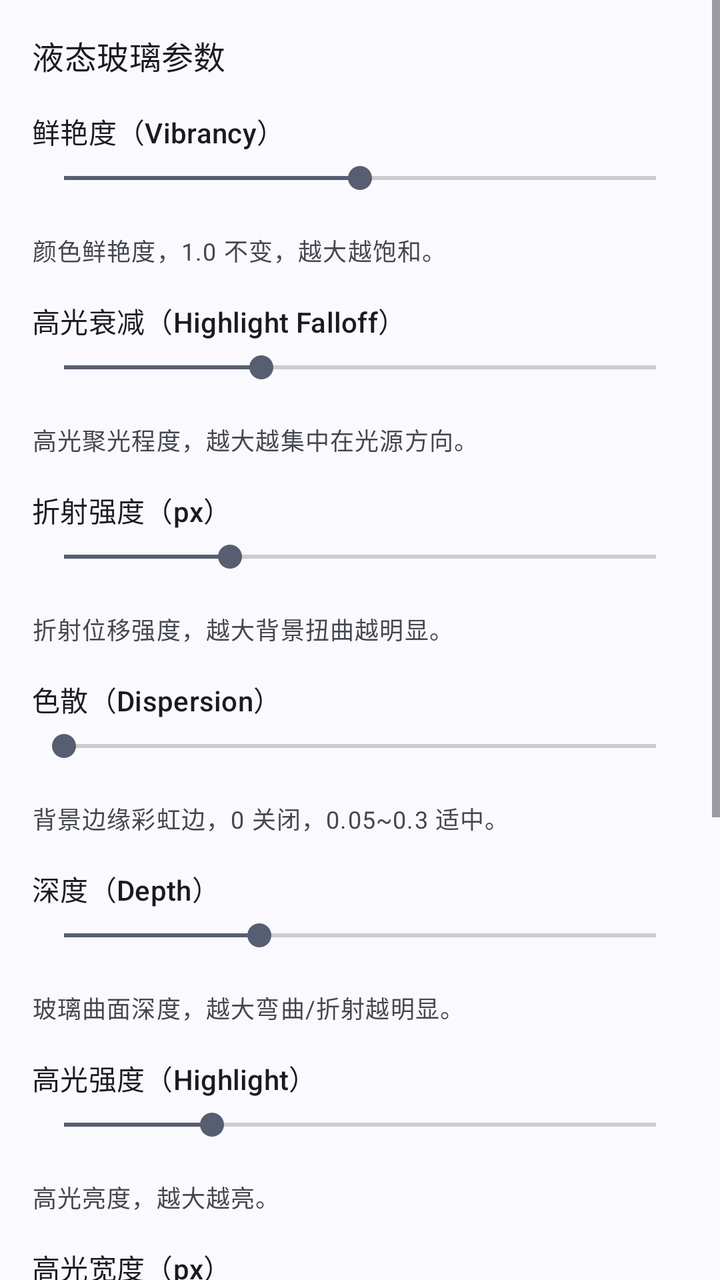
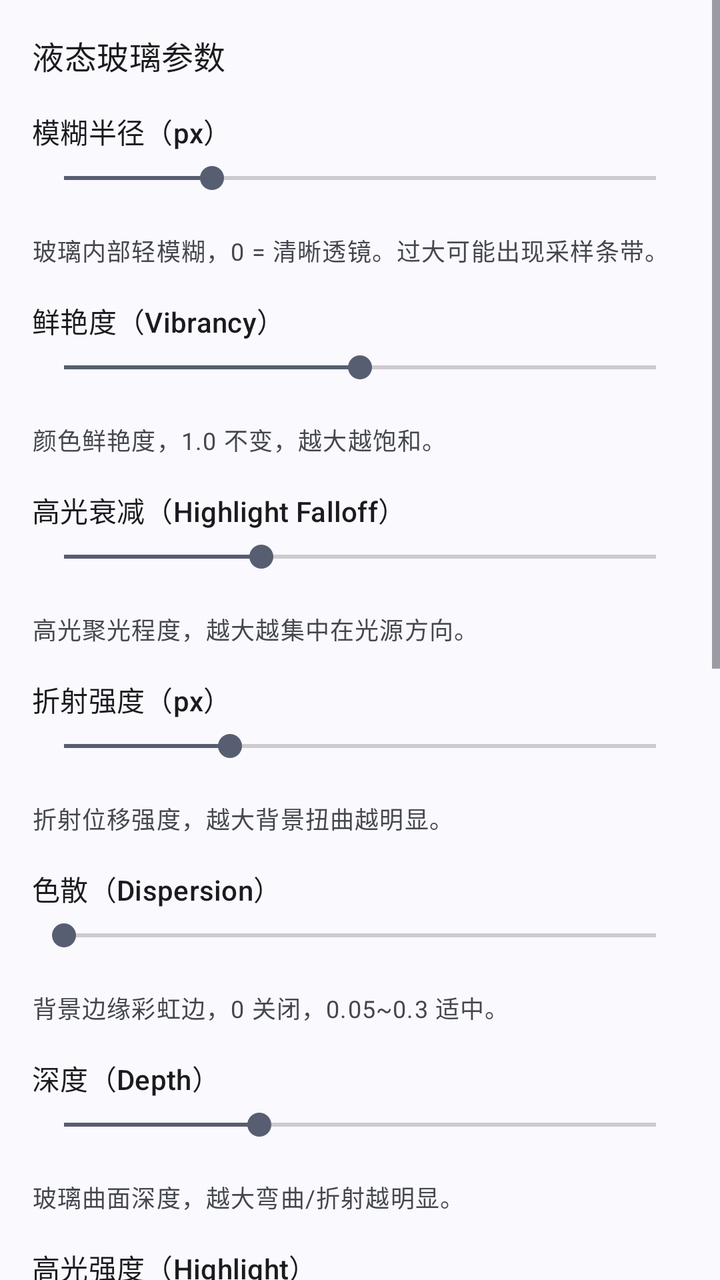

Screens rendered from an Android XML layout before and after an edit, with the pre-edit source and the edit as a unified diff.
<!-- AndroidManifest.xml: application theme Theme.LiquidGlass -->
<!-- res/layout/view_cat_material.xml -->
<?xml version="1.0" encoding="utf-8"?>
<ScrollView xmlns:android="http://schemas.android.com/apk/res/android"
    android:layout_width="match_parent"
    android:layout_height="match_parent"
    android:fillViewport="true">

    <LinearLayout
        android:layout_width="match_parent"
        android:layout_height="wrap_content"
        android:orientation="vertical"
        android:padding="16dp">

        <TextView
            android:layout_width="wrap_content"
            android:layout_height="wrap_content"
            android:text="@string/settings_section_material"
            android:textAppearance="?attr/textAppearanceTitleMedium" />

        <TextView
            android:id="@+id/vibrancyLabel"
            android:layout_width="wrap_content"
            android:layout_height="wrap_content"
            android:layout_marginTop="16dp"
            android:text="@string/settings_vibrancy"
            android:textAppearance="?attr/textAppearanceTitleSmall" />

        <SeekBar
            android:id="@+id/seekVibrancy"
            android:layout_width="match_parent"
            android:layout_height="wrap_content"
            android:layout_marginTop="4dp"
            android:max="100"
            android:progress="50" />

        <TextView
            android:id="@+id/vibrancyValue"
            android:layout_width="wrap_content"
            android:layout_height="wrap_content"
            android:textAppearance="?attr/textAppearanceBodySmall" />

        <TextView
            android:id="@+id/vibrancyDesc"
            android:layout_width="match_parent"
            android:layout_height="wrap_content"
            android:layout_marginTop="2dp"
            android:text="@string/settings_vibrancy_desc"
            android:textAppearance="?attr/textAppearanceBodySmall"
            android:textColor="?android:attr/textColorSecondary" />

        <TextView
            android:id="@+id/highlightFalloffLabel"
            android:layout_width="wrap_content"
            android:layout_height="wrap_content"
            android:layout_marginTop="16dp"
            android:text="@string/settings_highlight_falloff"
            android:textAppearance="?attr/textAppearanceTitleSmall" />

        <SeekBar
            android:id="@+id/seekHighlightFalloff"
            android:layout_width="match_parent"
            android:layout_height="wrap_content"
            android:layout_marginTop="4dp"
            android:max="3"
            android:progress="1" />

        <TextView
            android:id="@+id/highlightFalloffValue"
            android:layout_width="wrap_content"
            android:layout_height="wrap_content"
            android:textAppearance="?attr/textAppearanceBodySmall" />

        <TextView
            android:id="@+id/highlightFalloffDesc"
            android:layout_width="match_parent"
            android:layout_height="wrap_content"
            android:layout_marginTop="2dp"
            android:text="@string/settings_highlight_falloff_desc"
            android:textAppearance="?attr/textAppearanceBodySmall"
            android:textColor="?android:attr/textColorSecondary" />

        

        <TextView
            android:id="@+id/refractionAmountLabel"
            android:layout_width="wrap_content"
            android:layout_height="wrap_content"
            android:layout_marginTop="16dp"
            android:text="@string/settings_refraction_amount"
            android:textAppearance="?attr/textAppearanceTitleSmall" />

        <SeekBar
            android:id="@+id/seekRefractionAmount"
            android:layout_width="match_parent"
            android:layout_height="wrap_content"
            android:layout_marginTop="4dp"
            android:max="100"
            android:progress="28" />

        <TextView
            android:id="@+id/refractionAmountValue"
            android:layout_width="wrap_content"
            android:layout_height="wrap_content"
            android:textAppearance="?attr/textAppearanceBodySmall" />

        <TextView
            android:id="@+id/refractionAmountDesc"
            android:layout_width="match_parent"
            android:layout_height="wrap_content"
            android:layout_marginTop="2dp"
            android:text="@string/settings_refraction_amount_desc"
            android:textAppearance="?attr/textAppearanceBodySmall"
            android:textColor="?android:attr/textColorSecondary" />

        <TextView
            android:id="@+id/dispersionLabel"
            android:layout_width="wrap_content"
            android:layout_height="wrap_content"
            android:layout_marginTop="16dp"
            android:text="@string/settings_dispersion"
            android:textAppearance="?attr/textAppearanceTitleSmall" />

        <SeekBar
            android:id="@+id/seekDispersion"
            android:layout_width="match_parent"
            android:layout_height="wrap_content"
            android:layout_marginTop="4dp"
            android:max="30"
            android:progress="0" />

        <TextView
            android:id="@+id/dispersionValue"
            android:layout_width="wrap_content"
            android:layout_height="wrap_content"
            android:textAppearance="?attr/textAppearanceBodySmall" />

        <TextView
            android:id="@+id/dispersionDesc"
            android:layout_width="match_parent"
            android:layout_height="wrap_content"
            android:layout_marginTop="2dp"
            android:text="@string/settings_dispersion_desc"
            android:textAppearance="?attr/textAppearanceBodySmall"
            android:textColor="?android:attr/textColorSecondary" />

        <TextView
            android:id="@+id/depthLabel"
            android:layout_width="wrap_content"
            android:layout_height="wrap_content"
            android:layout_marginTop="16dp"
            android:text="@string/settings_depth"
            android:textAppearance="?attr/textAppearanceTitleSmall" />

        <SeekBar
            android:id="@+id/seekDepth"
            android:layout_width="match_parent"
            android:layout_height="wrap_content"
            android:layout_marginTop="4dp"
            android:max="100"
            android:progress="33" />

        <TextView
            android:id="@+id/depthValue"
            android:layout_width="wrap_content"
            android:layout_height="wrap_content"
            android:textAppearance="?attr/textAppearanceBodySmall" />

        <TextView
            android:id="@+id/depthDesc"
            android:layout_width="match_parent"
            android:layout_height="wrap_content"
            android:layout_marginTop="2dp"
            android:text="@string/settings_depth_desc"
            android:textAppearance="?attr/textAppearanceBodySmall"
            android:textColor="?android:attr/textColorSecondary" />

        <TextView
            android:id="@+id/highlightLabel"
            android:layout_width="wrap_content"
            android:layout_height="wrap_content"
            android:layout_marginTop="16dp"
            android:text="@string/settings_highlight"
            android:textAppearance="?attr/textAppearanceTitleSmall" />

        <SeekBar
            android:id="@+id/seekHighlight"
            android:layout_width="match_parent"
            android:layout_height="wrap_content"
            android:layout_marginTop="4dp"
            android:max="100"
            android:progress="25" />

        <TextView
            android:id="@+id/highlightValue"
            android:layout_width="wrap_content"
            android:layout_height="wrap_content"
            android:textAppearance="?attr/textAppearanceBodySmall" />

        <TextView
            android:id="@+id/highlightDesc"
            android:layout_width="match_parent"
            android:layout_height="wrap_content"
            android:layout_marginTop="2dp"
            android:text="@string/settings_highlight_desc"
            android:textAppearance="?attr/textAppearanceBodySmall"
            android:textColor="?android:attr/textColorSecondary" />

        <TextView
            android:id="@+id/highlightWidthLabel"
            android:layout_width="wrap_content"
            android:layout_height="wrap_content"
            android:layout_marginTop="16dp"
            android:text="@string/settings_highlight_width"
            android:textAppearance="?attr/textAppearanceTitleSmall" />

        <SeekBar
            android:id="@+id/seekHighlightWidth"
            android:layout_width="match_parent"
            android:layout_height="wrap_content"
            android:layout_marginTop="4dp"
            android:max="60"
            android:progress="12" />

        <TextView
            android:id="@+id/highlightWidthValue"
            android:layout_width="wrap_content"
            android:layout_height="wrap_content"
            android:textAppearance="?attr/textAppearanceBodySmall" />

        <TextView
            android:id="@+id/highlightWidthDesc"
            android:layout_width="match_parent"
            android:layout_height="wrap_content"
            android:layout_marginTop="2dp"
            android:text="@string/settings_highlight_width_desc"
            android:textAppearance="?attr/textAppearanceBodySmall"
            android:textColor="?android:attr/textColorSecondary" />

        <TextView
            android:id="@+id/lightAngleLabel"
            android:layout_width="wrap_content"
            android:layout_height="wrap_content"
            android:layout_marginTop="16dp"
            android:text="@string/settings_light_angle"
            android:textAppearance="?attr/textAppearanceTitleSmall" />

        <SeekBar
            android:id="@+id/seekLightAngle"
            android:layout_width="match_parent"
            android:layout_height="wrap_content"
            android:layout_marginTop="4dp"
            android:max="360"
            android:progress="45" />

        <TextView
            android:id="@+id/lightAngleValue"
            android:layout_width="wrap_content"
            android:layout_height="wrap_content"
            android:textAppearance="?attr/textAppearanceBodySmall" />

        <TextView
            android:id="@+id/lightAngleDesc"
            android:layout_width="match_parent"
            android:layout_height="wrap_content"
            android:layout_marginTop="2dp"
            android:text="@string/settings_light_angle_desc"
            android:textAppearance="?attr/textAppearanceBodySmall"
            android:textColor="?android:attr/textColorSecondary" />

        <TextView
            android:id="@+id/parallaxXLabel"
            android:layout_width="wrap_content"
            android:layout_height="wrap_content"
            android:layout_marginTop="16dp"
            android:text="@string/settings_parallax_x"
            android:textAppearance="?attr/textAppearanceTitleSmall" />

        <SeekBar
            android:id="@+id/seekParallaxX"
            android:layout_width="match_parent"
            android:layout_height="wrap_content"
            android:layout_marginTop="4dp"
            android:max="200"
            android:progress="100" />

        <TextView
            android:id="@+id/parallaxXValue"
            android:layout_width="wrap_content"
            android:layout_height="wrap_content"
            android:textAppearance="?attr/textAppearanceBodySmall" />

        <TextView
            android:id="@+id/parallaxXDesc"
            android:layout_width="match_parent"
            android:layout_height="wrap_content"
            android:layout_marginTop="2dp"
            android:text="@string/settings_parallax_x_desc"
            android:textAppearance="?attr/textAppearanceBodySmall"
            android:textColor="?android:attr/textColorSecondary" />

        <TextView
            android:id="@+id/parallaxYLabel"
            android:layout_width="wrap_content"
            android:layout_height="wrap_content"
            android:layout_marginTop="16dp"
            android:text="@string/settings_parallax_y"
            android:textAppearance="?attr/textAppearanceTitleSmall" />

        <SeekBar
            android:id="@+id/seekParallaxY"
            android:layout_width="match_parent"
            android:layout_height="wrap_content"
            android:layout_marginTop="4dp"
            android:max="200"
            android:progress="100" />

        <TextView
            android:id="@+id/parallaxYValue"
            android:layout_width="wrap_content"
            android:layout_height="wrap_content"
            android:textAppearance="?attr/textAppearanceBodySmall" />

        <TextView
            android:id="@+id/parallaxYDesc"
            android:layout_width="match_parent"
            android:layout_height="wrap_content"
            android:layout_marginTop="2dp"
            android:text="@string/settings_parallax_y_desc"
            android:textAppearance="?attr/textAppearanceBodySmall"
            android:textColor="?android:attr/textColorSecondary" />

    </LinearLayout>
</ScrollView>
<!-- resources referenced by this layout -->
<resources>
  <string name="settings_depth">深度（Depth）</string>
  <string name="settings_depth_desc">玻璃曲面深度，越大弯曲/折射越明显。</string>
  <string name="settings_dispersion">色散（Dispersion）</string>
  <string name="settings_dispersion_desc">背景边缘彩虹边，0 关闭，0.05~0.3 适中。</string>
  <string name="settings_highlight">高光强度（Highlight）</string>
  <string name="settings_highlight_desc">高光亮度，越大越亮。</string>
  <string name="settings_highlight_falloff">高光衰减（Highlight Falloff）</string>
  <string name="settings_highlight_falloff_desc">高光聚光程度，越大越集中在光源方向。</string>
  <string name="settings_highlight_width">高光宽度（px）</string>
  <string name="settings_highlight_width_desc">高光带宽度，越大越宽。</string>
  <string name="settings_light_angle">光角度（Light Angle）</string>
  <string name="settings_light_angle_desc">高光光源方向角度。</string>
  <string name="settings_parallax_x">视差 X（Parallax X）</string>
  <string name="settings_parallax_x_desc">背景采样水平偏移，0 关闭视差。</string>
  <string name="settings_parallax_y">视差 Y（Parallax Y）</string>
  <string name="settings_parallax_y_desc">背景采样垂直偏移，0 关闭视差。</string>
  <string name="settings_refraction_amount">折射强度（px）</string>
  <string name="settings_refraction_amount_desc">折射位移强度，越大背景扭曲越明显。</string>
  <string name="settings_section_material">液态玻璃参数</string>
  <string name="settings_vibrancy">鲜艳度（Vibrancy）</string>
  <string name="settings_vibrancy_desc">颜色鲜艳度，1.0 不变，越大越饱和。</string>
  <style name="Theme.LiquidGlass" parent="Theme.Material3.DynamicColors.DayNight.NoActionBar" />
</resources>

<!-- the commit's change to res/layout/view_cat_material.xml (unified diff, before → after) -->
@@ -17,6 +17,37 @@
             android:textAppearance="?attr/textAppearanceTitleMedium" />
 
         <TextView
+            android:id="@+id/blurRadiusLabel"
+            android:layout_width="wrap_content"
+            android:layout_height="wrap_content"
+            android:layout_marginTop="16dp"
+            android:text="@string/settings_blur_radius"
+            android:textAppearance="?attr/textAppearanceTitleSmall" />
+
+        <SeekBar
+            android:id="@+id/seekBlurRadius"
+            android:layout_width="match_parent"
+            android:layout_height="wrap_content"
+            android:layout_marginTop="4dp"
+            android:max="32"
+            android:progress="8" />
+
+        <TextView
+            android:id="@+id/blurRadiusValue"
+            android:layout_width="wrap_content"
+            android:layout_height="wrap_content"
+            android:textAppearance="?attr/textAppearanceBodySmall" />
+
+        <TextView
+            android:id="@+id/blurRadiusDesc"
+            android:layout_width="match_parent"
+            android:layout_height="wrap_content"
+            android:layout_marginTop="2dp"
+            android:text="@string/settings_blur_radius_desc"
+            android:textAppearance="?attr/textAppearanceBodySmall"
+            android:textColor="?android:attr/textColorSecondary" />
+
+        <TextView
             android:id="@+id/vibrancyLabel"
             android:layout_width="wrap_content"
             android:layout_height="wrap_content"
@@ -235,6 +266,38 @@
             android:textAppearance="?attr/textAppearanceBodySmall"
             android:textColor="?android:attr/textColorSecondary" />
 
+        
+        <TextView
+            android:id="@+id/highlightFloorLabel"
+            android:layout_width="wrap_content"
+            android:layout_height="wrap_content"
+            android:layout_marginTop="16dp"
+            android:text="@string/settings_highlight_floor"
+            android:textAppearance="?attr/textAppearanceTitleSmall" />
+
+        <SeekBar
+            android:id="@+id/seekHighlightFloor"
+            android:layout_width="match_parent"
+            android:layout_height="wrap_content"
+            android:layout_marginTop="4dp"
+            android:max="100"
+            android:progress="40" />
+
+        <TextView
+            android:id="@+id/highlightFloorValue"
+            android:layout_width="wrap_content"
+            android:layout_height="wrap_content"
+            android:textAppearance="?attr/textAppearanceBodySmall" />
+
+        <TextView
+            android:id="@+id/highlightFloorDesc"
+            android:layout_width="match_parent"
+            android:layout_height="wrap_content"
+            android:layout_marginTop="2dp"
+            android:text="@string/settings_highlight_floor_desc"
+            android:textAppearance="?attr/textAppearanceBodySmall"
+            android:textColor="?android:attr/textColorSecondary" />
+
         <TextView
             android:id="@+id/lightAngleLabel"
             android:layout_width="wrap_content"
<!-- resource entries referenced after the edit -->
@@ -1,5 +1,7 @@
 <!-- resources referenced by this layout -->
 <resources>
+  <string name="settings_blur_radius">模糊半径（px）</string>
+  <string name="settings_blur_radius_desc">玻璃内部轻模糊，0 = 清晰透镜。过大可能出现采样条带。</string>
   <string name="settings_depth">深度（Depth）</string>
   <string name="settings_depth_desc">玻璃曲面深度，越大弯曲/折射越明显。</string>
   <string name="settings_dispersion">色散（Dispersion）</string>
@@ -8,6 +10,8 @@
   <string name="settings_highlight_desc">高光亮度，越大越亮。</string>
   <string name="settings_highlight_falloff">高光衰减（Highlight Falloff）</string>
   <string name="settings_highlight_falloff_desc">高光聚光程度，越大越集中在光源方向。</string>
+  <string name="settings_highlight_floor">弧线高光保底</string>
+  <string name="settings_highlight_floor_desc">圆角弧线处的高光保底。0 = 只保留方向性（弧线因法线与光源垂直而偏暗）；1 = 整圈均匀一条亮线（相当于直接描一条边）。</string>
   <string name="settings_highlight_width">高光宽度（px）</string>
   <string name="settings_highlight_width_desc">高光带宽度，越大越宽。</string>
   <string name="settings_light_angle">光角度（Light Angle）</string>
